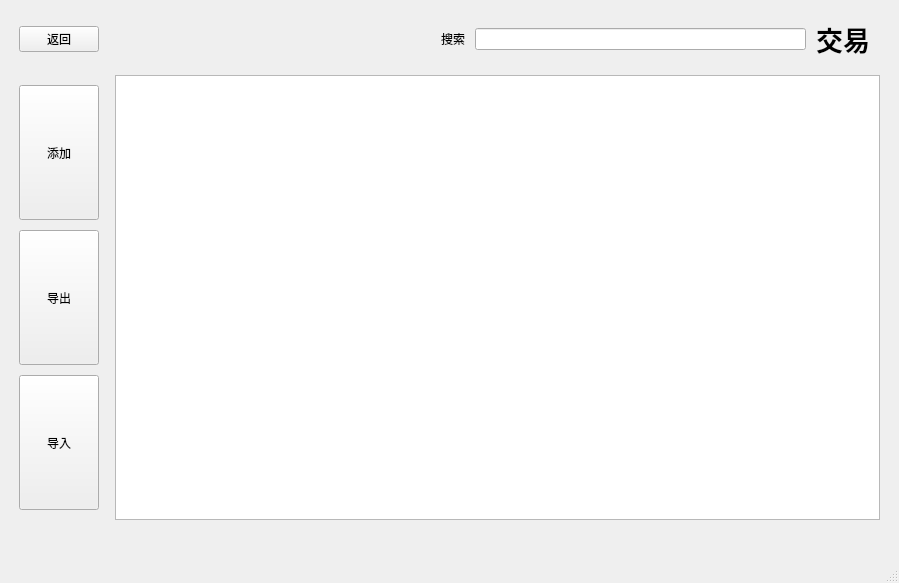
The window that login.ui (Airofact/QtSupermarketManagement) describes before a commit, drawn with Qt 5.
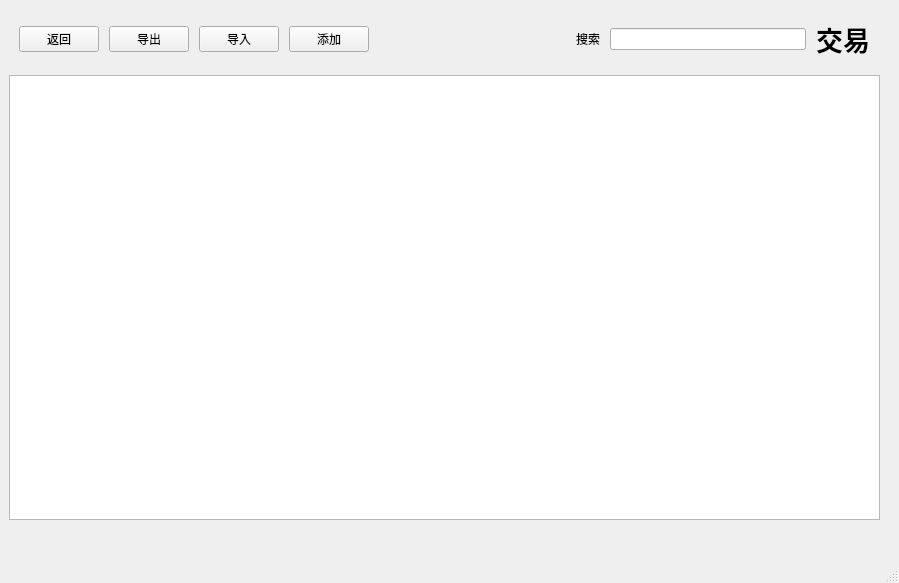
The same window after the commit. The open tabs and pages were chosen to show the change. Icons and pictures are not drawn.

Commit message: 改了一些控件名称，增加导入导出的检查

Patch:
```diff
--- a/login.ui
+++ b/login.ui
@@ -1366,7 +1366,7 @@
        </widget>
       </widget>
       <widget class="QWidget" name="tradepage">
-       <widget class="QWidget" name="">
+       <widget class="QWidget" name="layoutWidget">
         <property name="geometry">
          <rect>
           <x>0</x>
@@ -1400,6 +1400,45 @@
              </property>
             </widget>
            </item>
+           <item>
+            <widget class="QPushButton" name="PBExport">
+             <property name="sizePolicy">
+              <sizepolicy hsizetype="Minimum" vsizetype="Maximum">
+               <horstretch>0</horstretch>
+               <verstretch>0</verstretch>
+              </sizepolicy>
+             </property>
+             <property name="text">
+              <string>导出</string>
+             </property>
+            </widget>
+           </item>
+           <item>
+            <widget class="QPushButton" name="PBImport">
+             <property name="sizePolicy">
+              <sizepolicy hsizetype="Maximum" vsizetype="Maximum">
+               <horstretch>0</horstretch>
+               <verstretch>0</verstretch>
+              </sizepolicy>
+             </property>
+             <property name="text">
+              <string>导入</string>
+             </property>
+            </widget>
+           </item>
+           <item>
+            <widget class="QPushButton" name="pushButton_6">
+             <property name="sizePolicy">
+              <sizepolicy hsizetype="Minimum" vsizetype="Maximum">
+               <horstretch>0</horstretch>
+               <verstretch>0</verstretch>
+              </sizepolicy>
+             </property>
+             <property name="text">
+              <string>添加</string>
+             </property>
+            </widget>
+           </item>
            <item>
             <spacer name="horizontalSpacer_5">
              <property name="orientation">
@@ -1439,64 +1478,6 @@
          </item>
          <item>
           <layout class="QHBoxLayout" name="horizontalLayout_34">
-           <item>
-            <layout class="QVBoxLayout" name="verticalLayout_16">
-             <property name="spacing">
-              <number>10</number>
-             </property>
-             <property name="leftMargin">
-              <number>10</number>
-             </property>
-             <property name="topMargin">
-              <number>10</number>
-             </property>
-             <property name="rightMargin">
-              <number>10</number>
-             </property>
-             <property name="bottomMargin">
-              <number>10</number>
-             </property>
-             <item>
-              <widget class="QPushButton" name="pushButton_6">
-               <property name="sizePolicy">
-                <sizepolicy hsizetype="Minimum" vsizetype="Minimum">
-                 <horstretch>0</horstretch>
-                 <verstretch>0</verstretch>
-                </sizepolicy>
-               </property>
-               <property name="text">
-                <string>添加</string>
-               </property>
-              </widget>
-             </item>
-             <item>
-              <widget class="QPushButton" name="PBExport">
-               <property name="sizePolicy">
-                <sizepolicy hsizetype="Minimum" vsizetype="Minimum">
-                 <horstretch>0</horstretch>
-                 <verstretch>0</verstretch>
-                </sizepolicy>
-               </property>
-               <property name="text">
-                <string>导出</string>
-               </property>
-              </widget>
-             </item>
-             <item>
-              <widget class="QPushButton" name="PBImport">
-               <property name="sizePolicy">
-                <sizepolicy hsizetype="Maximum" vsizetype="Minimum">
-                 <horstretch>0</horstretch>
-                 <verstretch>0</verstretch>
-                </sizepolicy>
-               </property>
-               <property name="text">
-                <string>导入</string>
-               </property>
-              </widget>
-             </item>
-            </layout>
-           </item>
            <item>
             <widget class="QTableWidget" name="tradetable"/>
            </item>
```
Left out of the diff: 21 changed lines with no effect on the pictures. The commit also changes 6 other files.
